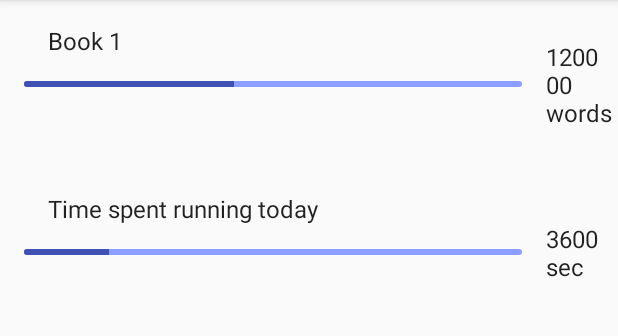
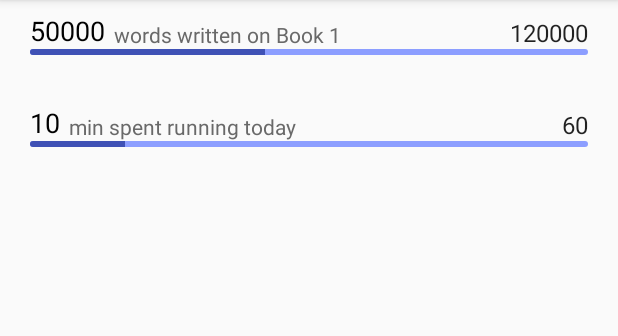
Before and after one commit to cengels/progressor-app, an Android app: the screen it shows after launch (MainActivity), on a phone screen of 412 x 824 dp, the part 84-420 px from its top. Run offline under Robolectric (Android 15) with nearby library versions, the phone set to English and light mode, and no system bars; our stand-ins replace navigation-ui.

Commit message:
Update progress bar layout

```diff
--- a/app/src/main/java/com/cengels/progressor/enums/ProgressType.java
+++ b/app/src/main/java/com/cengels/progressor/enums/ProgressType.java
@@ -18,7 +18,7 @@ public enum ProgressType {
     LIQUID,
     @UnitDescriptor({Unit.CALORIES, Unit.KILOCALORIES})
     CALORIES,
-    @UnitDescriptor({Unit.SECONDS, Unit.MINUTES, Unit.HOURS})
+    @UnitDescriptor({Unit.SECONDS, Unit.MINUTES, Unit.HOURS, Unit.DAYS})
     TIME,
     @UnitDescriptor({Unit.DAYS, Unit.MONTHS, Unit.YEARS})
     DAYS,
--- a/app/src/main/java/com/cengels/progressor/fragments/ProgressItemRecyclerViewAdapter.java
+++ b/app/src/main/java/com/cengels/progressor/fragments/ProgressItemRecyclerViewAdapter.java
@@ -34,9 +34,10 @@ public class ProgressItemRecyclerViewAdapter extends RecyclerView.Adapter<Progre
     @Override
     public void onBindViewHolder(final ViewHolder holder, int position) {
         holder.item = items.get(position);
-        holder.labelView.setText(holder.item.getLabel());
+        holder.valueView.setText(holder.item.getValue().getFormattedValue());
+        holder.labelView.setText(holder.item.getUnitLabel());
         holder.progressBar.setProgress(holder.item.getProgress());
-        holder.maxValueView.setText(holder.item.getGoal().toString());
+        holder.maxValueView.setText(holder.item.getGoal().getFormattedValue(holder.item.getValue().getBestUnit()));
 
         holder.view.setOnClickListener(v -> {
             if (listener != null) {
@@ -54,6 +55,7 @@ public class ProgressItemRecyclerViewAdapter extends RecyclerView.Adapter<Progre
 
     public class ViewHolder extends RecyclerView.ViewHolder {
         public final View view;
+        public final TextView valueView;
         public final TextView labelView;
         public final ProgressBar progressBar;
         public final TextView maxValueView;
@@ -62,6 +64,7 @@ public class ProgressItemRecyclerViewAdapter extends RecyclerView.Adapter<Progre
         public ViewHolder(View view) {
             super(view);
             this.view = view;
+            this.valueView = view.findViewById(R.id.item_value);
             this.labelView = view.findViewById(R.id.item_label);
             this.progressBar = view.findViewById(R.id.progress_bar);
             this.maxValueView = view.findViewById(R.id.max_value);
--- a/app/src/main/java/com/cengels/progressor/models/ProgressItem.java
+++ b/app/src/main/java/com/cengels/progressor/models/ProgressItem.java
@@ -35,6 +35,11 @@ public class ProgressItem {
     }
 
     @NonNull
+    public String getUnitLabel() {
+        return this.getValue().getBestUnit() + " " + label;
+    }
+
+    @NonNull
     public UnitValue getValue() {
         return this.value;
     }
--- a/app/src/main/java/com/cengels/progressor/units/Convert.java
+++ b/app/src/main/java/com/cengels/progressor/units/Convert.java
@@ -58,8 +58,10 @@ public class Convert {
 
         // TODO: Double-check this. Or write tests. That's a nice thought. Tests!
         while ((index < units.length - 1 && value < 1 && Unit.conversionTable.containsKey(units[index + 1]))
-                || (index > 0 && value >= Unit.conversionTable.get(unit))) {
+                || (index >= 0 && value >= Unit.conversionTable.get(unit))) {
             if (value < 1) {
+                // This is a remnant from early code. Since UnitValues always use the smallest value as their
+                // internal value, this branch should never be entered.
                 value *= Unit.conversionTable.get(units[index + 1]);
                 index--;
                 unit = units[index];
@@ -98,10 +100,12 @@ public class Convert {
         double value = this.value;
 
         if (index < indexTarget) {
-            for (int i = index; i <= indexTarget; i++) {
+            for (int i = index; i < indexTarget; i++) {
                 value /= Unit.conversionTable.get(units[i]);
             }
         } else {
+            // This is a remnant from early code. Since UnitValues always use the smallest value as their
+            // internal value, this branch should never be entered.
             for (int i = index; i >= indexTarget; i--) {
                 value *= Unit.conversionTable.get(units[i - 1]);
             }
--- a/app/src/main/java/com/cengels/progressor/units/Unit.java
+++ b/app/src/main/java/com/cengels/progressor/units/Unit.java
@@ -39,6 +39,9 @@ public abstract class Unit {
         conversionTable.put(Unit.CENTIMETERS, 100);
         conversionTable.put(Unit.MILLIMETERS, 10);
         conversionTable.put(Unit.CALORIES, 1000);
+        conversionTable.put(Unit.HOURS, 24);
+        conversionTable.put(Unit.MINUTES, 60);
+        conversionTable.put(Unit.SECONDS, 60);
     }
 
     @Nullable
--- a/app/src/main/java/com/cengels/progressor/units/UnitValue.java
+++ b/app/src/main/java/com/cengels/progressor/units/UnitValue.java
@@ -57,6 +57,26 @@ public class UnitValue implements Serializable {
         return this.decimals;
     }
 
+    public String getUnit() {
+        return this.unit;
+    }
+
+    public String getBestUnit() {
+        if (this.type == ProgressType.CUSTOM) {
+            return this.unit;
+        }
+
+        return Convert.from(this.getUnit()).value(this.value).bestUnit();
+    }
+
+    public double getBest() {
+        if (this.type == ProgressType.CUSTOM) {
+            return this.value;
+        }
+
+        return Convert.from(this.getUnit()).value(this.value).best();
+    }
+
     private void inferDecimals() {
         switch (this.type) {
             case COUNT:
@@ -73,34 +93,32 @@ public class UnitValue implements Serializable {
         }
     }
 
-    public String getUnit() {
-        return this.unit;
+    public String getFormattedValue() {
+        double value = this.getBest();
+
+        if (this.decimals == 0) {
+            return String.valueOf((long)value);
+        } else {
+            return String.format("%." + this.decimals + "f", value);
+        }
     }
 
-    public String getBestUnit() {
-        return Convert.from(this.getUnit()).value(this.value).bestUnit();
-    }
+    public String getFormattedValue(@NonNull String unit) {
+        double value = Convert.from(this.unit).value(this.value).to(unit);
 
-    public double getBest() {
-        return Convert.from(this.getUnit()).value(this.value).best();
+        if (this.decimals == 0) {
+            return String.valueOf((long)value);
+        } else {
+            return String.format("%." + this.decimals + "f", value);
+        }
     }
 
     @Override
     public String toString() {
-        double value = this.getBest();
-        if (this.decimals == 0) {
-            return (long)value + " " + this.unit;
-        } else {
-            return String.format("%." + this.decimals + "f", value) + " " + this.unit;
-        }
+        return this.getFormattedValue() + " " + this.unit;
     }
 
     public String toString(@NonNull String unit) {
-        double value = Convert.from(this.unit).value(this.value).to(unit);
-        if (this.decimals == 0) {
-            return (long)value + " " + this.unit;
-        } else {
-            return String.format("%." + this.decimals + "f", value) + " " + this.unit;
-        }
+        return this.getFormattedValue(unit) + " " + this.unit;
     }
 }
--- a/app/src/main/java/com/cengels/progressor/viewmodels/ProgressListViewModel.java
+++ b/app/src/main/java/com/cengels/progressor/viewmodels/ProgressListViewModel.java
@@ -13,12 +13,12 @@ public class ProgressListViewModel extends ViewModel {
 
     public ProgressListViewModel() {
         ProgressItem progressItem1 = new ProgressItem();
-        progressItem1.setLabel("Book 1");
+        progressItem1.setLabel("written on Book 1");
         progressItem1.setValue(new UnitValue(50000, "words"));
         progressItem1.setGoal(new UnitValue(120000, "words"));
 
         ProgressItem progressItem2 = new ProgressItem();
-        progressItem2.setLabel("Time spent running today");
+        progressItem2.setLabel("spent running today");
         progressItem2.setValue(new UnitValue(10 * 60, ProgressType.TIME));
         progressItem2.setGoal(new UnitValue(60 * 60, ProgressType.TIME));
 
--- a/app/src/main/res/layout/fragment_progress_item.xml
+++ b/app/src/main/res/layout/fragment_progress_item.xml
@@ -3,41 +3,48 @@
                                                    xmlns:tools="http://schemas.android.com/tools"
                                                    android:layout_width="match_parent"
                                                    android:layout_height="wrap_content"
+                                                   android:layout_marginTop="@dimen/small_margin"
+                                                   android:layout_marginBottom="@dimen/small_margin"
                                                    xmlns:app="http://schemas.android.com/apk/res-auto"
                                                    android:orientation="horizontal">
 
     <TextView
-            android:id="@+id/item_label"
-            android:layout_width="0dp"
+            android:id="@+id/item_value"
+            android:layout_width="wrap_content"
             android:layout_height="wrap_content"
-            android:layout_margin="@dimen/text_margin"
-            android:textAppearance="?attr/textAppearanceListItem"
+            android:textAppearance="@style/AppTheme.ValueText"
             app:layout_constraintStart_toStartOf="@id/progress_bar"
-            app:layout_constraintEnd_toEndOf="@id/progress_bar"
             app:layout_constraintTop_toTopOf="parent"
             app:layout_constraintBottom_toTopOf="@id/progress_bar"
             />
+
+    <TextView
+            android:id="@+id/item_label"
+            android:layout_width="wrap_content"
+            android:layout_height="wrap_content"
+            android:textAppearance="@style/AppTheme.LabelText"
+            android:layout_marginStart="6dp"
+            app:layout_constraintStart_toEndOf="@+id/item_value"
+            app:layout_constraintBottom_toBottomOf="@+id/item_value" />
 
     <ProgressBar
             android:id="@+id/progress_bar"
             android:layout_width="0dp"
             android:layout_height="4dp"
-            android:layout_margin="@dimen/text_margin"
             android:progressTint="@color/progressBarTint"
             android:progressBackgroundTint="@color/progressBarTintBackground"
             style="@android:style/Widget.ProgressBar.Horizontal"
             app:layout_constraintStart_toStartOf="parent"
-            app:layout_constraintEnd_toStartOf="@id/max_value"
+            app:layout_constraintEnd_toEndOf="parent"
             app:layout_constraintTop_toTopOf="parent"
             app:layout_constraintBottom_toBottomOf="parent" />
 
     <TextView
             android:id="@+id/max_value"
+            android:layout_width="wrap_content"
             android:layout_height="wrap_content"
+            android:layout_marginTop="4dp"
             android:textAppearance="?attr/textAppearanceListItem"
-            app:layout_constraintStart_toEndOf="@id/progress_bar"
-            app:layout_constraintEnd_toEndOf="parent"
-            app:layout_constraintTop_toTopOf="parent"
-            app:layout_constraintBottom_toBottomOf="parent"
-            android:layout_width="48dp"/>
+            app:layout_constraintEnd_toEndOf="@+id/progress_bar"
+            app:layout_constraintBottom_toBottomOf="@+id/item_value" />
 </androidx.constraintlayout.widget.ConstraintLayout>
--- a/app/src/main/res/layout/fragment_progress_list.xml
+++ b/app/src/main/res/layout/fragment_progress_list.xml
@@ -9,4 +9,8 @@
         android:layout_height="match_parent"
         app:layoutManager="LinearLayoutManager"
         tools:context=".fragments.ProgressListFragment"
-        tools:listitem="@layout/fragment_progress_item"/>
+        tools:listitem="@layout/fragment_progress_item"
+        android:paddingTop="@dimen/small_margin"
+        android:paddingBottom="@dimen/small_margin"
+        android:paddingStart="@dimen/default_margin"
+        android:paddingEnd="@dimen/default_margin" />
--- a/app/src/main/res/navigation/nav_graph.xml
+++ b/app/src/main/res/navigation/nav_graph.xml
@@ -14,5 +14,5 @@
             android:label="Settings"/>
     <action
             android:id="@+id/action_global_settingsFragment"
-            app:destination="@id/settings_fragment"/>
+            app:destination="@id/settings_fragment" />
 </navigation>
--- a/app/src/main/res/values/dimens.xml
+++ b/app/src/main/res/values/dimens.xml
@@ -3,4 +3,5 @@
     <dimen name="default_margin">20dp</dimen>
     <dimen name="text_margin">16dp</dimen>
     <dimen name="preferences_icon_size">28dp</dimen>
+    <dimen name="small_margin">4dp</dimen>
 </resources>
--- a/app/src/main/res/values/styles.xml
+++ b/app/src/main/res/values/styles.xml
@@ -13,6 +13,16 @@
         <item name="windowNoTitle">true</item>
     </style>
 
+    <style name="AppTheme.ValueText">
+        <item name="android:textSize">18sp</item>
+        <item name="android:textAllCaps">true</item>
+    </style>
+
+    <style name="AppTheme.LabelText">
+        <item name="android:textSize">14sp</item>
+        <item name="android:textColor">#696969</item>
+    </style>
+
     <style name="AppTheme.AppBarOverlay" parent="ThemeOverlay.AppCompat.Dark.ActionBar"/>
 
     <style name="AppTheme.PopupOverlay" parent="ThemeOverlay.AppCompat.Light"/>
```
